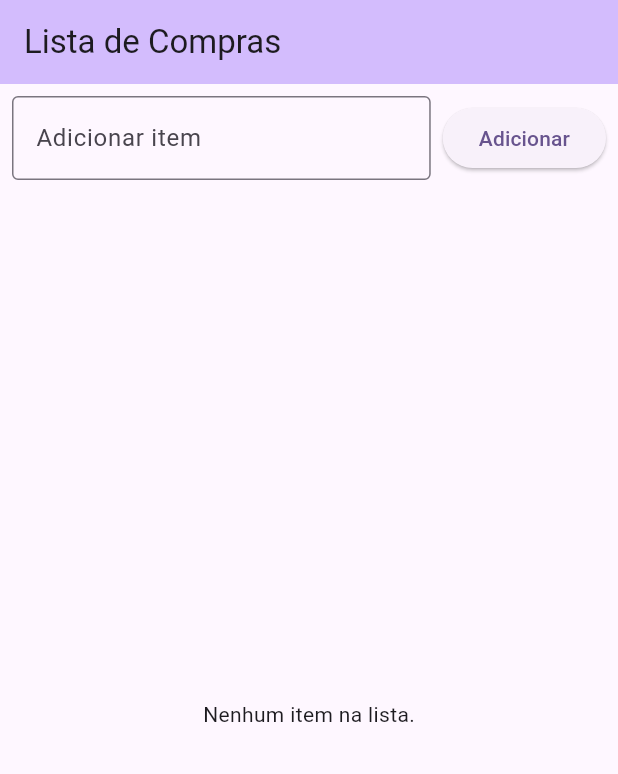
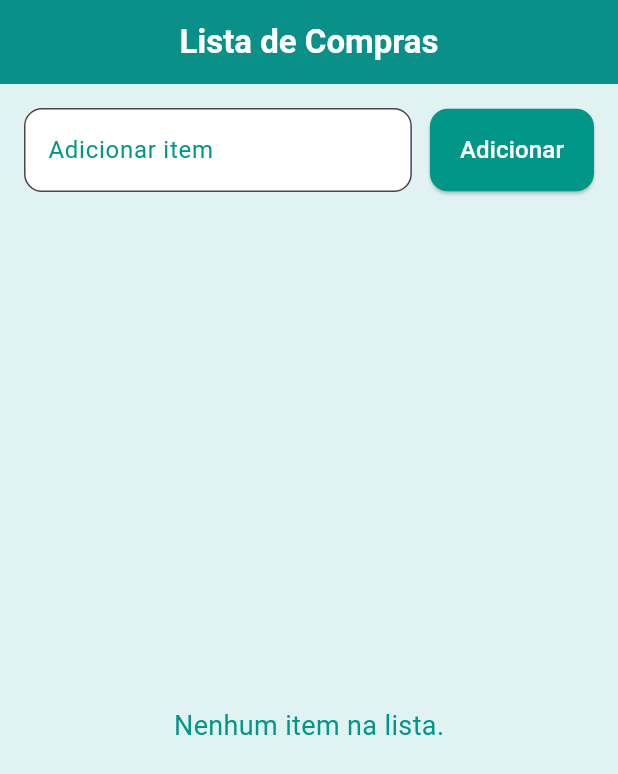
Before and after one commit to Jonasoliver/Lista_Compras_Flutter, a Flutter app: the screen it shows after launch, on a phone screen of 412 x 824 dp. Shown: the top 774 px of the screen. Run offline on Flutter 3.47's test engine with Material 3 defaults, Android fonts, the phone set to English and light mode, and no system bars.

Commit message:
feat: adição de estilização

```diff
--- a/exercicio_2/lib/main.dart
+++ b/exercicio_2/lib/main.dart
@@ -173,56 +173,117 @@ class _MyHomePageState extends State<MyHomePage> {
     // than having to individually change instances of widgets.
     return Scaffold(
       appBar: AppBar(
-        backgroundColor: Theme.of(context).colorScheme.inversePrimary,
-        title: const Text('Lista de Compras'),
+        backgroundColor: Colors.teal,
+        title: const Text(
+          'Lista de Compras',
+          style: TextStyle(
+            fontWeight: FontWeight.bold,
+            fontSize: 22,
+            color: Colors.white,
           ),
-      body: Column(
+        ),
+        centerTitle: true,
+        elevation: 4,
+      ),
+      body: Container(
+        color: Colors.teal.shade50,
+        child: Column(
           children: [
             Padding(
-            padding: const EdgeInsets.all(8.0),
+              padding: const EdgeInsets.all(16.0),
               child: Row(
                 children: [
                   Expanded(
                     child: TextField(
                       controller: _controller,
-                    decoration: const InputDecoration(
+                      decoration: InputDecoration(
                         labelText: 'Adicionar item',
-                      border: OutlineInputBorder(),
+                        labelStyle: const TextStyle(color: Colors.teal),
+                        filled: true,
+                        fillColor: Colors.white,
+                        border: OutlineInputBorder(
+                          borderRadius: BorderRadius.circular(12),
+                          borderSide: const BorderSide(color: Colors.teal),
+                        ),
+                        focusedBorder: OutlineInputBorder(
+                          borderRadius: BorderRadius.circular(12),
+                          borderSide: const BorderSide(
+                            color: Colors.teal,
+                            width: 2,
+                          ),
+                        ),
                       ),
                       onSubmitted: _addItem,
+                      style: const TextStyle(fontSize: 16),
                     ),
                   ),
-                const SizedBox(width: 8),
+                  const SizedBox(width: 12),
                   ElevatedButton(
+                    style: ElevatedButton.styleFrom(
+                      backgroundColor: Colors.teal,
+                      foregroundColor: Colors.white,
+                      padding: const EdgeInsets.symmetric(
+                        horizontal: 20,
+                        vertical: 16,
+                      ),
+                      shape: RoundedRectangleBorder(
+                        borderRadius: BorderRadius.circular(12),
+                      ),
+                    ),
                     onPressed: () => _addItem(_controller.text),
-                  child: const Text('Adicionar'),
+                    child: const Text(
+                      'Adicionar',
+                      style: TextStyle(fontSize: 16),
+                    ),
                   ),
                 ],
               ),
             ),
             Expanded(
               child: _items.isEmpty
-                ? const Center(child: Text('Nenhum item na lista.'))
+                  ? const Center(
+                      child: Text(
+                        'Nenhum item na lista.',
+                        style: TextStyle(fontSize: 18, color: Colors.teal),
+                      ),
+                    )
                   : ListView.builder(
+                      padding: const EdgeInsets.symmetric(
+                        horizontal: 16,
+                        vertical: 8,
+                      ),
                       itemCount: _items.length,
                       itemBuilder: (context, index) {
                         final item = _items[index];
-                      return ListTile(
+                        return Card(
+                          elevation: 2,
+                          margin: const EdgeInsets.symmetric(vertical: 6),
+                          shape: RoundedRectangleBorder(
+                            borderRadius: BorderRadius.circular(12),
+                          ),
+                          child: ListTile(
+                            leading: Checkbox(
+                              value: item.bought,
+                              activeColor: Colors.teal,
+                              onChanged: (_) => _toggleBought(index),
+                            ),
                             title: Text(
                               item.name,
                               style: TextStyle(
+                                fontSize: 18,
                                 decoration: item.bought
                                     ? TextDecoration.lineThrough
                                     : TextDecoration.none,
+                                color: item.bought ? Colors.grey : Colors.black,
                               ),
                             ),
-                        leading: Checkbox(
-                          value: item.bought,
-                          onChanged: (_) => _toggleBought(index),
+                            trailing: IconButton(
+                              icon: const Icon(
+                                Icons.delete,
+                                color: Colors.redAccent,
                               ),
-                        trailing: IconButton(
-                          icon: const Icon(Icons.delete),
                               onPressed: () => _deleteItem(index),
+                            ),
                           ),
                         );
                       },
@@ -230,6 +291,7 @@ class _MyHomePageState extends State<MyHomePage> {
             ),
           ],
         ),
+      ),
     );
   }
 }
```
Lines whose indentation alone changed are shown as unchanged.
